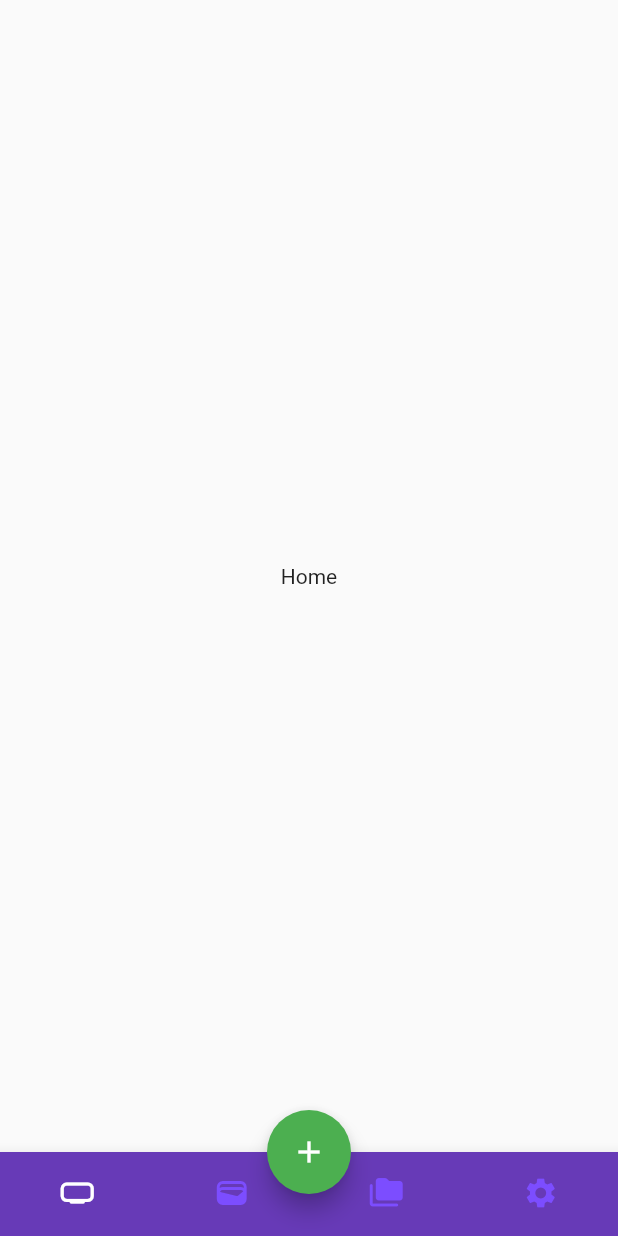
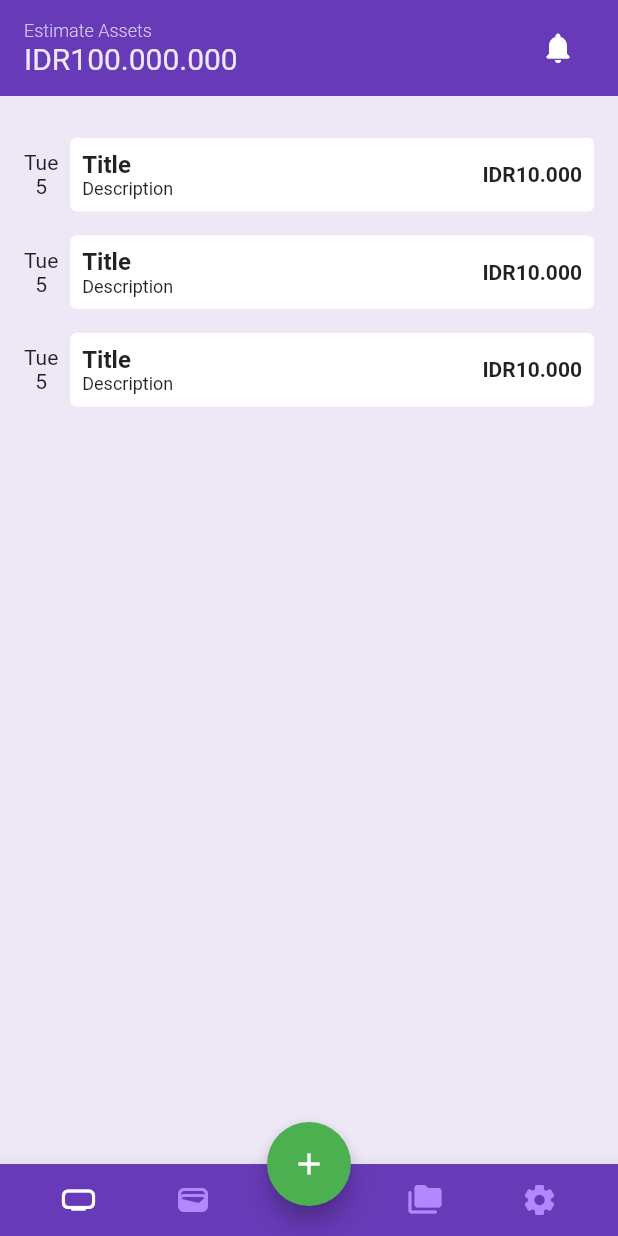
Before and after one commit to foneazmi/Monking, a Flutter app: the screen it shows after launch, on a phone screen of 412 x 824 dp. Run offline on Flutter 3.47's test engine with Material 2 defaults, Android fonts, the phone set to English and light mode, and no system bars.

Commit message:
update::list page transaction partial

```diff
--- /dev/null
+++ b/lib/helpers/helpers.dart
@@ -0,0 +1,5 @@
+library helpers;
+
+import 'package:intl/intl.dart';
+
+part './number.dart';
--- /dev/null
+++ b/lib/helpers/number.dart
@@ -0,0 +1,4 @@
+part of helpers;
+
+String currency(number) =>
+    NumberFormat.currency(decimalDigits: 0, locale: "id_ID").format(number);
--- a/lib/ui/screens/dashboard/dashboard.dart
+++ b/lib/ui/screens/dashboard/dashboard.dart
@@ -47,38 +47,43 @@ class DashboardScreenState extends State<DashboardScreen> {
           ),
         ),
         floatingActionButtonLocation: FloatingActionButtonLocation.centerDocked,
-        bottomNavigationBar: BottomNavigationBar(
-          onTap: _onItemTapped,
-          items: const [
-            BottomNavigationBarItem(
+        bottomNavigationBar: BottomAppBar(
+          color: Colors.deepPurple,
+          child: Row(
+            mainAxisSize: MainAxisSize.max,
+            mainAxisAlignment: MainAxisAlignment.spaceEvenly,
+            children: <Widget>[
+              IconButton(
                 icon: Icon(Icons.home_max_rounded),
-              label: 'Home',
-              // backgroundColor: Colors.red,
+                color: _selectedIndex == 0
+                    ? Colors.white
+                    : Colors.deepPurpleAccent[100],
+                onPressed: () => _onItemTapped(0),
               ),
-            BottomNavigationBarItem(
+              IconButton(
                 icon: Icon(Icons.wallet_rounded),
-              label: 'Lorem',
-              // backgroundColor: Colors.green,
+                color: _selectedIndex == 1
+                    ? Colors.white
+                    : Colors.deepPurpleAccent[100],
+                onPressed: () => _onItemTapped(1),
               ),
-            BottomNavigationBarItem(
+              SizedBox(width: 50),
+              IconButton(
                 icon: Icon(Icons.folder_copy_rounded),
-              label: 'Lorem',
-              // backgroundColor: Colors.yellow,
+                color: _selectedIndex == 2
+                    ? Colors.white
+                    : Colors.deepPurpleAccent[100],
+                onPressed: () => _onItemTapped(2),
               ),
-            BottomNavigationBarItem(
-              icon: Icon(Icons.settings),
-              label: 'Lorem',
-              // backgroundColor: Colors.blue,
+              IconButton(
+                icon: Icon(Icons.settings_rounded),
+                color: _selectedIndex == 3
+                    ? Colors.white
+                    : Colors.deepPurpleAccent[100],
+                onPressed: () => _onItemTapped(3),
               ),
             ],
-          showSelectedLabels: false,
-          backgroundColor: Colors.deepPurple,
-
-          showUnselectedLabels: false,
-          currentIndex: _selectedIndex,
-          selectedItemColor: Colors.white,
-          unselectedItemColor: Colors.deepPurpleAccent,
-          type: BottomNavigationBarType.fixed, // Fixed
+          ),
         ),
       ),
     );
--- a/lib/ui/screens/dashboard/home/home.dart
+++ b/lib/ui/screens/dashboard/home/home.dart
@@ -1,3 +1,5 @@
+// ignore_for_file: prefer_const_constructors
+
 part of screens;
 
 class HomeScreen extends StatelessWidget {
@@ -5,12 +7,13 @@ class HomeScreen extends StatelessWidget {
 
   @override
   Widget build(BuildContext context) {
-    return const AnnotatedRegion<SystemUiOverlayStyle>(
-      value: SystemUiOverlayStyle.dark,
-      child: Scaffold(
-        body: Center(
-          child: Text('Home'),
-        ),
+    return AnnotatedRegion<SystemUiOverlayStyle>(
+      value: SystemUiOverlayStyle.light,
+      child: Column(
+        children: [
+          HomeHeader(amount: currency(100000000)),
+          HomeListTransactionPage(),
+        ],
       ),
     );
   }
--- a/lib/ui/screens/screens.dart
+++ b/lib/ui/screens/screens.dart
@@ -2,6 +2,8 @@ library screens;
 
 import 'package:flutter/material.dart';
 import 'package:flutter/services.dart';
+import 'package:monking/helpers/helpers.dart';
+import 'package:monking/ui/widgets/widgets.dart';
 
 part 'splash/splash.dart';
 part 'dashboard/dashboard.dart';
--- a/lib/ui/widgets/header/home.dart
+++ b/lib/ui/widgets/header/home.dart
@@ -1,80 +1,57 @@
+// ignore_for_file: prefer_const_constructors
 part of widgets;
 
 class HomeHeader extends StatelessWidget {
   const HomeHeader({
     Key? key,
-    required this.name,
-    required this.image,
-    required this.onPressCart,
-    required this.onPressWishlist,
+    required this.amount,
   }) : super(key: key);
 
-  final String name;
-  final String image;
-  final Function onPressCart;
-  final Function onPressWishlist;
-
+  final String amount;
+  // final Function onPress;
   @override
   Widget build(BuildContext context) {
-    var statusBarHeight = MediaQuery.of(context).viewPadding.top;
-
     return Container(
       padding: EdgeInsets.only(
+        top: MediaQuery.of(context).viewPadding.top + 8,
         left: 16,
         right: 16,
-        top: 8 + statusBarHeight,
         bottom: 8,
       ),
-      decoration: BoxDecoration(
-        color: Colors.red,
-        borderRadius: const BorderRadius.only(
-          bottomLeft: Radius.circular(8),
-          bottomRight: Radius.circular(8),
-        ),
-        boxShadow: [
-          BoxShadow(
-            color: Colors.red.withOpacity(0.2),
-            spreadRadius: 10,
-            blurRadius: 20,
-          ),
-        ],
-      ),
-      child: Row(
+      width: MediaQuery.of(context).size.width,
+      color: Colors.deepPurple,
+      child: Column(
         children: [
-          ClipRRect(
-            borderRadius: BorderRadius.circular(44),
-            child: Image.network(
-              image,
-              height: 44,
-              fit: BoxFit.cover,
-              width: 44,
-            ),
-          ),
-          Expanded(
-            child: Padding(
-              padding: const EdgeInsets.only(left: 8),
-              child: Column(
+          Row(
+            mainAxisAlignment: MainAxisAlignment.spaceBetween,
+            children: [
+              Column(
+                mainAxisAlignment: MainAxisAlignment.start,
                 crossAxisAlignment: CrossAxisAlignment.start,
                 children: [
-                  const Text(
-                    'Hello',
+                  Text(
+                    "Estimate Assets",
                     style: TextStyle(
+                      color: Colors.deepPurple[100],
+                      fontWeight: FontWeight.w300,
                       fontSize: 12,
-                      color: Colors.white,
-                      fontWeight: FontWeight.w300,
                     ),
                   ),
                   Text(
-                    name,
-                    style: const TextStyle(
-                      fontSize: 16,
-                      color: Colors.white,
-                      fontWeight: FontWeight.w600,
+                    amount,
+                    style: TextStyle(
+                      color: Color(0xFFEDE7F6),
+                      fontSize: 20,
                     ),
                   ),
                 ],
               ),
-            ),
+              IconButton(
+                icon: Icon(Icons.notifications_rounded),
+                color: Colors.white,
+                onPressed: () {},
+              ),
+            ],
           ),
         ],
       ),
--- /dev/null
+++ b/lib/ui/widgets/home/list_transaction/page_list_transactions.dart
@@ -0,0 +1,121 @@
+part of widgets;
+
+class HomeListTransactionPage extends StatelessWidget {
+  const HomeListTransactionPage({
+    Key? key,
+  }) : super(key: key);
+
+  @override
+  Widget build(BuildContext context) {
+    final PageController controller = PageController();
+    List<Widget> list = [
+      ListTransactionPage(count: 2),
+      ListTransactionPage(count: 4),
+      ListTransactionPage(count: 5),
+    ];
+
+    return Expanded(
+      child: Container(
+        color: Colors.deepPurple[50],
+        child: PageView(
+          controller: controller,
+          children: list,
+        ),
+      ),
+    );
+  }
+}
+
+class ListTransactionPage extends StatelessWidget {
+  ListTransactionPage({
+    Key? key,
+    required this.count,
+  }) : super(key: key);
+
+  final num count;
+
+  final List<Widget> list = [];
+
+  @override
+  Widget build(BuildContext context) {
+    for (var i = 0; i <= count; i++) {
+      list.add(const ListTransactionPageItem());
+    }
+
+    return SingleChildScrollView(
+      child: Container(
+        padding: const EdgeInsets.symmetric(vertical: 20),
+        child: Column(
+          children: list,
+        ),
+      ),
+    );
+  }
+}
+
+class ListTransactionPageItem extends StatelessWidget {
+  const ListTransactionPageItem({
+    Key? key,
+  }) : super(key: key);
+
+  @override
+  Widget build(BuildContext context) {
+    return Container(
+      padding: const EdgeInsets.symmetric(horizontal: 16, vertical: 8),
+      child: Row(
+        children: [
+          Column(
+            children: const [
+              Text("Tue"),
+              Text("5"),
+            ],
+          ),
+          const SizedBox(width: 8),
+          Expanded(
+            child: Container(
+              padding: const EdgeInsets.all(8.0),
+              decoration: const BoxDecoration(
+                color: Colors.white,
+                borderRadius: BorderRadius.all(
+                  Radius.circular(4),
+                ),
+              ),
+              child: Row(
+                children: [
+                  Expanded(
+                    child: Column(
+                      crossAxisAlignment: CrossAxisAlignment.start,
+                      children: const [
+                        Text(
+                          "Title",
+                          style: TextStyle(
+                            fontSize: 16,
+                            fontWeight: FontWeight.w700,
+                          ),
+                        ),
+                        Text(
+                          "Description",
+                          style: TextStyle(
+                            fontSize: 12,
+                            fontWeight: FontWeight.w400,
+                          ),
+                        ),
+                      ],
+                    ),
+                  ),
+                  Text(
+                    currency(10000),
+                    style: const TextStyle(
+                      fontSize: 14,
+                      fontWeight: FontWeight.bold,
+                    ),
+                  ),
+                ],
+              ),
+            ),
+          )
+        ],
+      ),
+    );
+  }
+}
--- a/lib/ui/widgets/widgets.dart
+++ b/lib/ui/widgets/widgets.dart
@@ -1,5 +1,7 @@
 library widgets;
 
 import 'package:flutter/material.dart';
+import 'package:monking/helpers/helpers.dart';
 
 part 'header/home.dart';
+part 'home/list_transaction/page_list_transactions.dart';
--- a/pubspec.yaml
+++ b/pubspec.yaml
@@ -30,6 +30,7 @@ dependencies:
   cupertino_icons: ^1.0.2
   flutter:
     sdk: flutter
+  intl: ^0.17.0
 
 dev_dependencies:
   flutter_lints: ^2.0.0
```
Also changed, not shown: pubspec.lock. Lines whose indentation alone changed are shown as unchanged.
